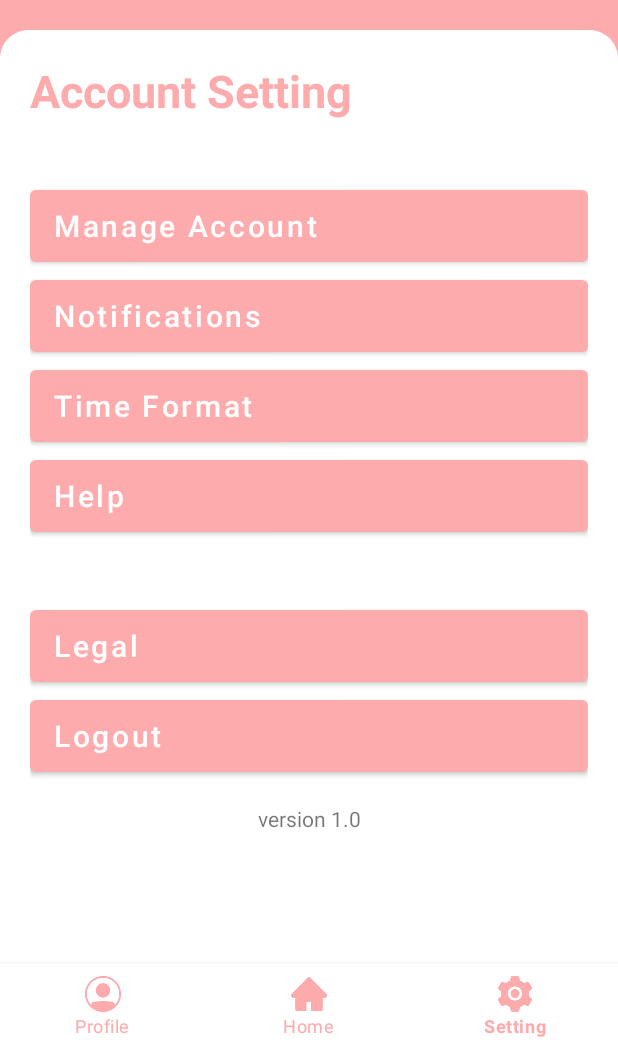
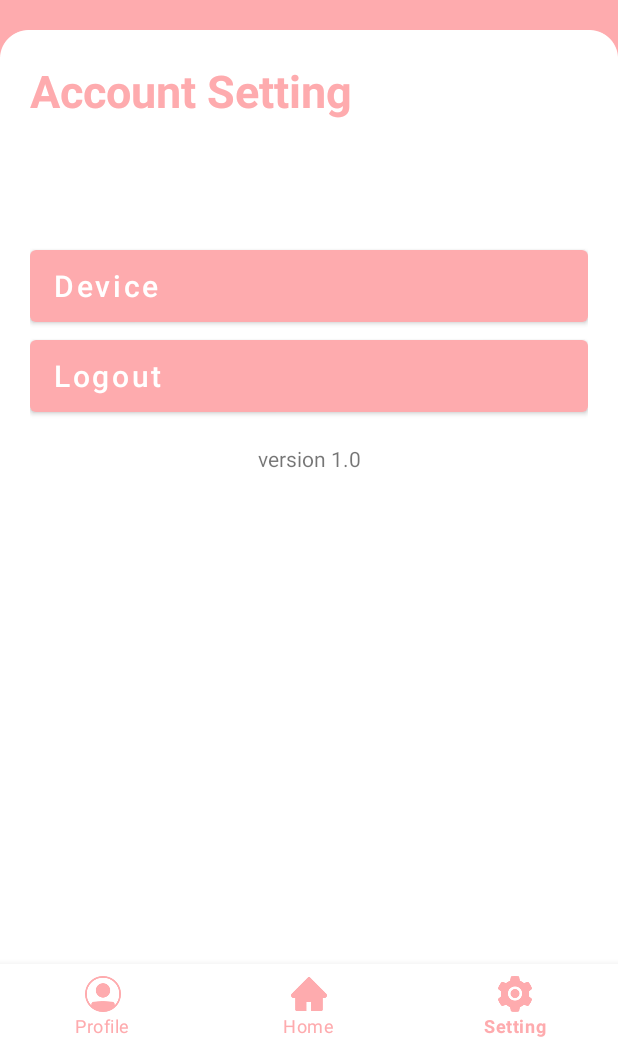
Before and after one commit to mengleang-ngoun/pet_feeding, an Android app: the screen it shows after launch once a user with an empty profile is signed in (MainActivity), item 3 of the bottom bar chosen, on a phone screen of 412 x 824 dp, the part 188-1236 px from its top. Run offline under Robolectric (Android 15) with nearby library versions, the phone set to English and light mode, and no system bars; our stand-ins replace Firebase (no records; nobody signed in at launch, a user with empty details on screens opened directly).

Commit message:
last update 12/7/2021

```diff
--- a/app/src/main/java/com/example/pet_feeding/fragment/FeedsTab.kt
+++ b/app/src/main/java/com/example/pet_feeding/fragment/FeedsTab.kt
@@ -33,7 +33,7 @@ class ScheduleFeed : Fragment() {
         super.onViewCreated(view, savedInstanceState)
         val btTab = view.findViewById<TabLayout>(R.id.bt_tab)
 
-
+        replaceFragment(FeedNowTab())
         btTab.addOnTabSelectedListener(object : TabLayout.OnTabSelectedListener {
 
             override fun onTabSelected(tab: TabLayout.Tab?) {
@@ -57,6 +57,7 @@ class ScheduleFeed : Fragment() {
     private fun replaceFragment(fragment: Fragment) {
         requireActivity().supportFragmentManager.commit{
             replace(R.id.bt_tab_container,fragment)
+            addToBackStack("schedule")
         }
 
     }
--- a/app/src/main/java/com/example/pet_feeding/fragment/HomeFragment.kt
+++ b/app/src/main/java/com/example/pet_feeding/fragment/HomeFragment.kt
@@ -28,11 +28,11 @@ class HomeFragment : Fragment() {
 
     override fun onViewCreated(view: View, savedInstanceState: Bundle?) {
         super.onViewCreated(view, savedInstanceState)
-        val btAddDevice = view.findViewById<Button>(R.id.bt_add_device)
+//        val btAddDevice = view.findViewById<Button>(R.id.bt_add_device)
         val username  = view.findViewById<TextView>(R.id.tx_title)
-        btAddDevice.setOnClickListener {
-            replaceFragment(ScheduleFeed())
-        }
+//        btAddDevice.setOnClickListener {
+//            replaceFragment(ScheduleFeed())
+//        }
         Firebase.auth.currentUser?.let {
             uid   =  Firebase.auth.currentUser!!.uid.toString()
         }
--- a/app/src/main/java/com/example/pet_feeding/fragment/SettingFragment.kt
+++ b/app/src/main/java/com/example/pet_feeding/fragment/SettingFragment.kt
@@ -7,6 +7,7 @@ import android.view.LayoutInflater
 import android.view.View
 import android.view.ViewGroup
 import android.widget.Button
+import androidx.fragment.app.commit
 import com.example.pet_feeding.AuthenticationActivity
 import com.example.pet_feeding.R
 import com.example.pet_feeding.ui.auth.SignInFragment
@@ -26,6 +27,11 @@ class SettingFragment : Fragment() {
         super.onViewCreated(view, savedInstanceState)
         val signIn = SignInFragment()
         val btLogout = view.findViewById<Button>(R.id.bt_logout)
+        val btDevice = view.findViewById<Button>(R.id.bt_device)
+        btDevice.setOnClickListener{
+            replaceFragment(ScheduleFeed())
+
+        }
 
         btLogout.setOnClickListener{
             signOut();
@@ -40,5 +46,14 @@ class SettingFragment : Fragment() {
     }
 
 
+    private fun replaceFragment(fragment: Fragment) {
+        requireActivity().supportFragmentManager.commit{
+            replace(R.id.fragment_container,fragment)
+            addToBackStack("schedule")
+        }
+
+    }
+
+
 
 }
--- a/app/src/main/res/layout/fragment_feednow_tab.xml
+++ b/app/src/main/res/layout/fragment_feednow_tab.xml
@@ -68,6 +68,7 @@
         android:layout_height="wrap_content"
         android:background="@drawable/round_corner_toggle"
         android:textColor="@color/white"
+        android:inputType="number"
         android:maxLength="16"/>
 
     </com.google.android.material.textfield.TextInputLayout>
--- a/app/src/main/res/layout/fragment_setting.xml
+++ b/app/src/main/res/layout/fragment_setting.xml
@@ -47,6 +47,7 @@
             android:textAllCaps="false"
             android:textStyle="normal"
             android:textSize="20dp"
+            android:visibility="gone"
             />
 
         <Button
@@ -58,6 +59,7 @@
             android:textAllCaps="false"
             android:textStyle="normal"
             android:textSize="20dp"
+            android:visibility="gone"
             />
 
 
@@ -70,7 +72,7 @@
                 android:textAllCaps="false"
                 android:textStyle="normal"
                 android:textSize="20dp"
-
+                android:visibility="gone"
                 />
 
 
@@ -84,6 +86,7 @@
             android:textAllCaps="false"
             android:textStyle="normal"
             android:textSize="20dp"
+            android:visibility="gone"
             />
 
         <LinearLayout
@@ -93,14 +96,15 @@
             android:paddingTop="40dp"
             >
             <Button
-                android:id="@+id/bt_legal"
+                android:id="@+id/bt_device"
                 android:layout_width="match_parent"
                 android:layout_height="60dp"
-                android:text="@string/legal"
+                android:text="@string/Device"
                 android:textAlignment="textStart"
                 android:textAllCaps="false"
                 android:textStyle="normal"
                 android:textSize="20dp"
+
                 />
             <Button
                 android:id="@+id/bt_logout"
--- a/app/src/main/res/layout/schedule_layout.xml
+++ b/app/src/main/res/layout/schedule_layout.xml
@@ -58,7 +58,7 @@
             android:layout_height="20dp"
             android:src="@drawable/bt_edit"
             android:layout_gravity="center"
-
+            android:visibility="gone"
             />
 
         <ImageView
--- a/app/src/main/res/values/strings.xml
+++ b/app/src/main/res/values/strings.xml
@@ -28,7 +28,7 @@
     <string name="notifications">Notifications</string>
     <string name="time_format">Time Format</string>
     <string name="help">Help</string>
-    <string name="legal">Legal</string>
+    <string name="Device">Device</string>
     <string name="logout">Logout</string>
     <string name="version">Version 1.0</string>
     <string name="feed_now">Feed Now</string>
```
Also changed, not shown: app/src/main/java/com/example/pet_feeding/fragment/FeedNowTab.kt (+32 -0 lines), app/src/main/java/com/example/pet_feeding/fragment/FragmentCreateScheduleCard.kt (+6 -1 lines).
